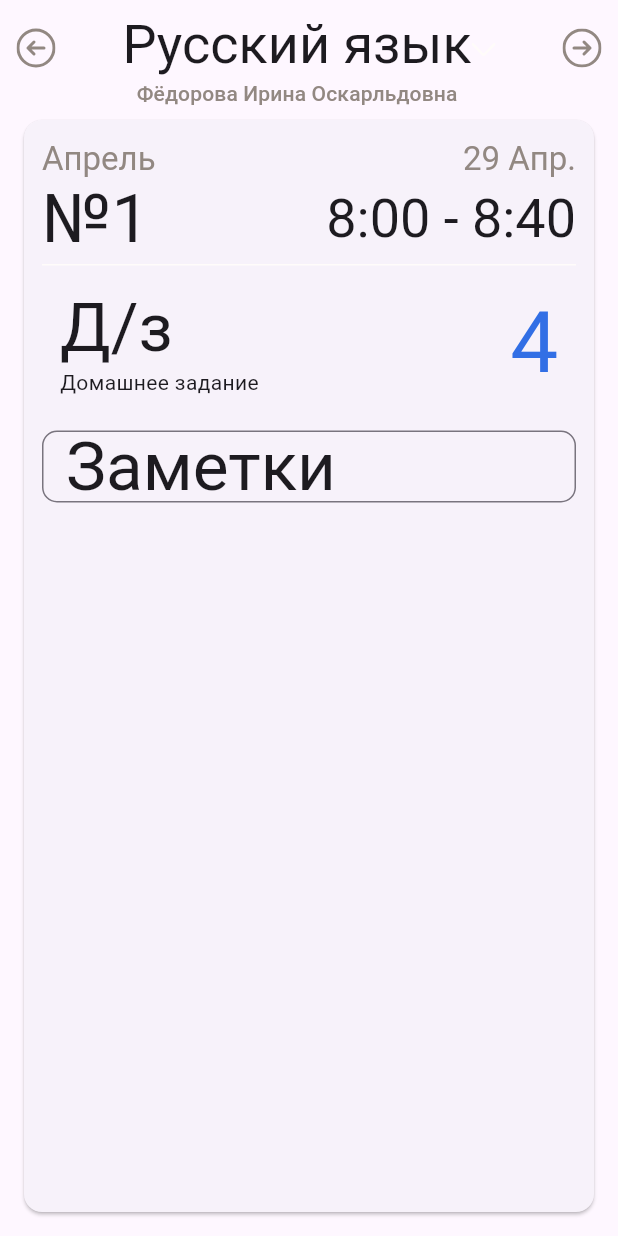
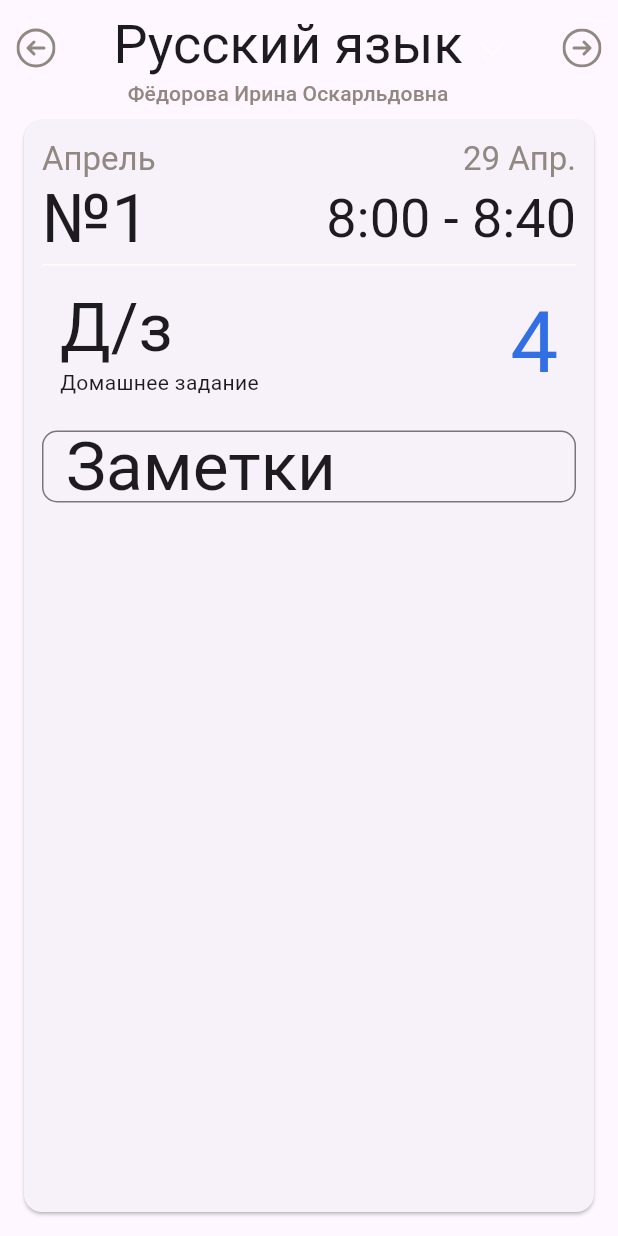
Before and after one commit to ratingus/ratingus_mobile, a Flutter app: the DiaryByLessonPage screen opened directly with empty values, on a phone screen of 412 x 824 dp. Run offline on Flutter 3.47's test engine with Material 3 defaults, Android fonts, the phone set to English and light mode, and no system bars; our stand-ins replace auto_route, flutter_svg.

Commit message:
add padding to lesson selector

```diff
--- a/lib/pages/main/diary/pages/by_lesson.dart
+++ b/lib/pages/main/diary/pages/by_lesson.dart
@@ -86,7 +86,9 @@ class _DiaryByLessonPageState extends State<DiaryByLessonPage> {
                           ),
                           selectedItemBuilder: (BuildContext context) {
                             return dayLessonDetail.studies.map((lesson) {
-                              return Column(
+                              return Padding(
+                                  padding: const EdgeInsets.only(right: 12),
+                                  child: Column(
                                     children: [
                                       Text(
                                         lesson.subject,
@@ -99,10 +101,11 @@ class _DiaryByLessonPageState extends State<DiaryByLessonPage> {
                                         style: Theme.of(context)
                                             .textTheme
                                             .titleSmall
-                                        ?.copyWith(color: AppColors.textHelper),
+                                            ?.copyWith(
+                                                color: AppColors.textHelper),
                                       ),
                                     ],
-                              );
+                                  ));
                             }).toList();
                           },
                           value: selectedValue,
```
Lines whose indentation alone changed are shown as unchanged.
